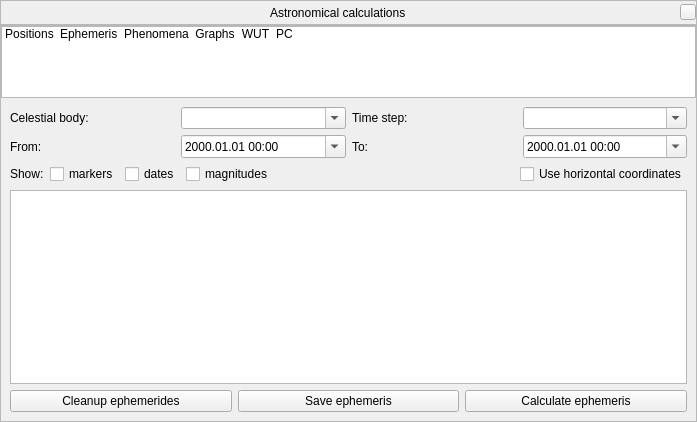
519984307/stellarium_src, file src/gui/astroCalcDialog.ui: the form before one commit.
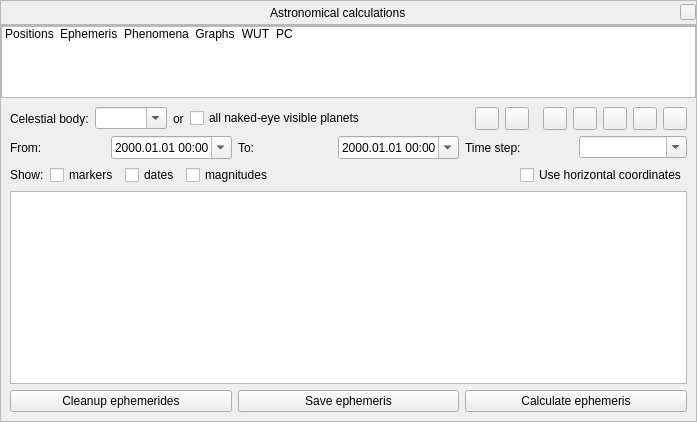
The form after the commit. The open tabs and pages were chosen to show the change. Icons and pictures are not drawn. Custom widgets are drawn as their Qt base class.

Commit message:
Refactoring AstroCalc/Ephemeris tool.
Added new option: computation of ephemeris for all naked-eye visible
planets;
Added new option: GUI for select the color of ephemeris markers;
Fixed issue: fixed behaviour of selected ephemeris marker when sorting
not for date.

```diff
--- a/src/gui/astroCalcDialog.ui
+++ b/src/gui/astroCalcDialog.ui
@@ -390,31 +390,7 @@
         </widget>
         <widget class="QWidget" name="stackedWidgetPage2">
          <layout class="QGridLayout" name="gridLayout_3">
-          <item row="1" column="1">
-           <layout class="QHBoxLayout" name="horizontalLayout_4">
-            <item>
-             <widget class="QLabel" name="dateToLabel">
-              <property name="text">
-               <string>To:</string>
-              </property>
-             </widget>
-            </item>
-            <item>
-             <widget class="QDateTimeEdit" name="dateToDateTimeEdit">
-              <property name="wrapping">
-               <bool>true</bool>
-              </property>
-              <property name="displayFormat">
-               <string notr="true">yyyy.MM.dd hh:mm</string>
-              </property>
-              <property name="calendarPopup">
-               <bool>true</bool>
-              </property>
-             </widget>
-            </item>
-           </layout>
-          </item>
-          <item row="6" column="0" colspan="2">
+          <item row="7" column="0" colspan="2">
            <widget class="QTreeWidget" name="ephemerisTreeWidget">
             <property name="editTriggers">
              <set>QAbstractItemView::NoEditTriggers</set>
@@ -439,62 +415,7 @@
             </property>
            </widget>
           </item>
-          <item row="0" column="0">
-           <layout class="QHBoxLayout" name="horizontalLayout">
-            <item>
-             <widget class="QLabel" name="celestialBodyName">
-              <property name="text">
-               <string>Celestial body:</string>
-              </property>
-             </widget>
-            </item>
-            <item>
-             <widget class="QComboBox" name="celestialBodyComboBox">
-              <property name="editable">
-               <bool>true</bool>
-              </property>
-              <property name="currentText">
-               <string/>
-              </property>
-              <property name="currentIndex">
-               <number>-1</number>
-              </property>
-              <property name="insertPolicy">
-               <enum>QComboBox::NoInsert</enum>
-              </property>
-             </widget>
-            </item>
-           </layout>
-          </item>
-          <item row="7" column="0" colspan="2">
-           <layout class="QHBoxLayout" name="horizontalLayout_11">
-            <item>
-             <widget class="QPushButton" name="ephemerisCleanupButton">
-              <property name="text">
-               <string>Cleanup ephemerides</string>
-              </property>
-             </widget>
-            </item>
-            <item>
-             <widget class="QPushButton" name="ephemerisSaveButton">
-              <property name="text">
-               <string>Save ephemeris</string>
-              </property>
-             </widget>
-            </item>
-            <item>
-             <widget class="QPushButton" name="ephemerisPushButton">
-              <property name="toolTip">
-               <string>Calculations require time, please be patient</string>
-              </property>
-              <property name="text">
-               <string>Calculate ephemeris</string>
-              </property>
-             </widget>
-            </item>
-           </layout>
-          </item>
-          <item row="2" column="0" colspan="2">
+          <item row="3" column="0" colspan="2">
            <layout class="QHBoxLayout" name="horizontalLayout_17">
             <property name="topMargin">
              <number>0</number>
@@ -558,46 +479,239 @@
             </item>
            </layout>
           </item>
-          <item row="0" column="1">
-           <layout class="QHBoxLayout" name="horizontalLayout_2">
+          <item row="8" column="0" colspan="2">
+           <layout class="QHBoxLayout" name="horizontalLayout_11">
             <item>
-             <widget class="QLabel" name="ephemerisStepLabel">
+             <widget class="QPushButton" name="ephemerisCleanupButton">
               <property name="text">
-               <string>Time step:</string>
+               <string>Cleanup ephemerides</string>
               </property>
              </widget>
             </item>
             <item>
-             <widget class="QComboBox" name="ephemerisStepComboBox">
+             <widget class="QPushButton" name="ephemerisSaveButton">
+              <property name="text">
+               <string>Save ephemeris</string>
+              </property>
+             </widget>
+            </item>
+            <item>
+             <widget class="QPushButton" name="ephemerisPushButton">
+              <property name="toolTip">
+               <string>Calculations require time, please be patient</string>
+              </property>
+              <property name="text">
+               <string>Calculate ephemeris</string>
+              </property>
+             </widget>
+            </item>
+           </layout>
+          </item>
+          <item row="2" column="0" colspan="2">
+           <layout class="QHBoxLayout" name="horizontalLayout_25">
+            <item>
+             <layout class="QHBoxLayout" name="horizontalLayout_3">
+              <item>
+               <widget class="QLabel" name="dateFromLabel">
+                <property name="text">
+                 <string>From:</string>
+                </property>
+               </widget>
+              </item>
+              <item>
+               <widget class="QDateTimeEdit" name="dateFromDateTimeEdit">
+                <property name="wrapping">
+                 <bool>true</bool>
+                </property>
+                <property name="displayFormat">
+                 <string notr="true">yyyy.MM.dd hh:mm</string>
+                </property>
+                <property name="calendarPopup">
+                 <bool>true</bool>
+                </property>
+               </widget>
+              </item>
+             </layout>
+            </item>
+            <item>
+             <layout class="QHBoxLayout" name="horizontalLayout_4">
+              <item>
+               <widget class="QLabel" name="dateToLabel">
+                <property name="text">
+                 <string>To:</string>
+                </property>
+               </widget>
+              </item>
+              <item>
+               <widget class="QDateTimeEdit" name="dateToDateTimeEdit">
+                <property name="wrapping">
+                 <bool>true</bool>
+                </property>
+                <property name="displayFormat">
+                 <string notr="true">yyyy.MM.dd hh:mm</string>
+                </property>
+                <property name="calendarPopup">
+                 <bool>true</bool>
+                </property>
+               </widget>
+              </item>
+             </layout>
+            </item>
+            <item>
+             <layout class="QHBoxLayout" name="horizontalLayout_2">
+              <item>
+               <widget class="QLabel" name="ephemerisStepLabel">
+                <property name="text">
+                 <string>Time step:</string>
+                </property>
+               </widget>
+              </item>
+              <item>
+               <widget class="QComboBox" name="ephemerisStepComboBox">
+                <property name="editable">
+                 <bool>true</bool>
+                </property>
+                <property name="insertPolicy">
+                 <enum>QComboBox::NoInsert</enum>
+                </property>
+               </widget>
+              </item>
+             </layout>
+            </item>
+           </layout>
+          </item>
+          <item row="0" column="0" colspan="2">
+           <layout class="QHBoxLayout" name="horizontalLayout">
+            <item>
+             <widget class="QLabel" name="celestialBodyName">
+              <property name="text">
+               <string>Celestial body:</string>
+              </property>
+             </widget>
+            </item>
+            <item>
+             <widget class="QComboBox" name="celestialBodyComboBox">
               <property name="editable">
                <bool>true</bool>
               </property>
+              <property name="currentText">
+               <string/>
+              </property>
+              <property name="currentIndex">
+               <number>-1</number>
+              </property>
               <property name="insertPolicy">
                <enum>QComboBox::NoInsert</enum>
               </property>
              </widget>
             </item>
-           </layout>
-          </item>
-          <item row="1" column="0">
-           <layout class="QHBoxLayout" name="horizontalLayout_3">
             <item>
-             <widget class="QLabel" name="dateFromLabel">
+             <widget class="QLabel" name="labelOr">
               <property name="text">
-               <string>From:</string>
+               <string>or</string>
               </property>
              </widget>
             </item>
             <item>
-             <widget class="QDateTimeEdit" name="dateFromDateTimeEdit">
-              <property name="wrapping">
-               <bool>true</bool>
+             <widget class="QCheckBox" name="allNakedEyePlanetsCheckBox">
+              <property name="toolTip">
+               <string>Compute ephemeris for all naked-eye visible planets (works on Earth only).</string>
               </property>
-              <property name="displayFormat">
-               <string notr="true">yyyy.MM.dd hh:mm</string>
+              <property name="text">
+               <string>all naked-eye visible planets</string>
               </property>
-              <property name="calendarPopup">
-               <bool>true</bool>
+             </widget>
+            </item>
+            <item>
+             <spacer name="horizontalSpacer_3">
+              <property name="orientation">
+               <enum>Qt::Horizontal</enum>
+              </property>
+              <property name="sizeHint" stdset="0">
+               <size>
+                <width>40</width>
+                <height>20</height>
+               </size>
+              </property>
+             </spacer>
+            </item>
+            <item>
+             <layout class="QHBoxLayout" name="horizontalLayout_26">
+              <property name="leftMargin">
+               <number>8</number>
+              </property>
+              <property name="rightMargin">
+               <number>8</number>
+              </property>
+              <item>
+               <widget class="QToolButton" name="genericMarkerColor">
+                <property name="toolTip">
+                 <string>Color of generic ephemeris marker</string>
+                </property>
+                <property name="text">
+                 <string notr="true"/>
+                </property>
+               </widget>
+              </item>
+              <item>
+               <widget class="QToolButton" name="selectedMarkerColor">
+                <property name="toolTip">
+                 <string>Color of selected ephemeris marker</string>
+                </property>
+                <property name="text">
+                 <string notr="true"/>
+                </property>
+               </widget>
+              </item>
+             </layout>
+            </item>
+            <item>
+             <widget class="QToolButton" name="mercuryMarkerColor">
+              <property name="toolTip">
+               <string>Color of Mercury's ephemeris marker</string>
+              </property>
+              <property name="text">
+               <string notr="true"/>
+              </property>
+             </widget>
+            </item>
+            <item>
+             <widget class="QToolButton" name="venusMarkerColor">
+              <property name="toolTip">
+               <string>Color of Venus' ephemeris marker</string>
+              </property>
+              <property name="text">
+               <string/>
+              </property>
+             </widget>
+            </item>
+            <item>
+             <widget class="QToolButton" name="marsMarkerColor">
+              <property name="toolTip">
+               <string>Color of Mars' ephemeris marker</string>
+              </property>
+              <property name="text">
+               <string notr="true"/>
+              </property>
+             </widget>
+            </item>
+            <item>
+             <widget class="QToolButton" name="jupiterMarkerColor">
+              <property name="toolTip">
+               <string>Color of Jupiter' ephemeris marker</string>
+              </property>
+              <property name="text">
+               <string notr="true"/>
+              </property>
+             </widget>
+            </item>
+            <item>
+             <widget class="QToolButton" name="saturnMarkerColor">
+              <property name="toolTip">
+               <string>Color of Saturn' ephemeris marker</string>
+              </property>
+              <property name="text">
+               <string notr="true"/>
               </property>
              </widget>
             </item>
```
The commit also changes 4 other files.
